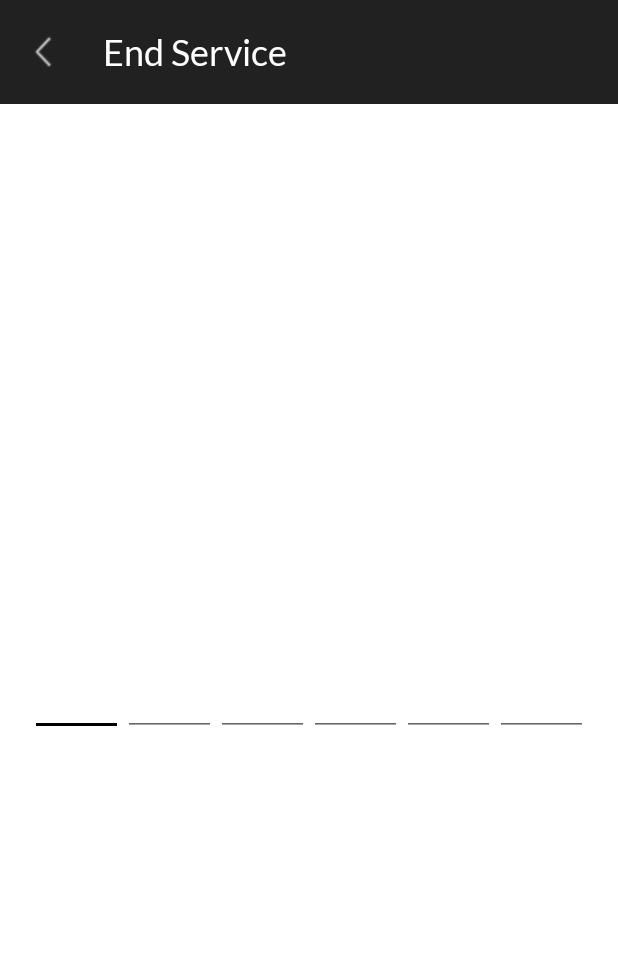
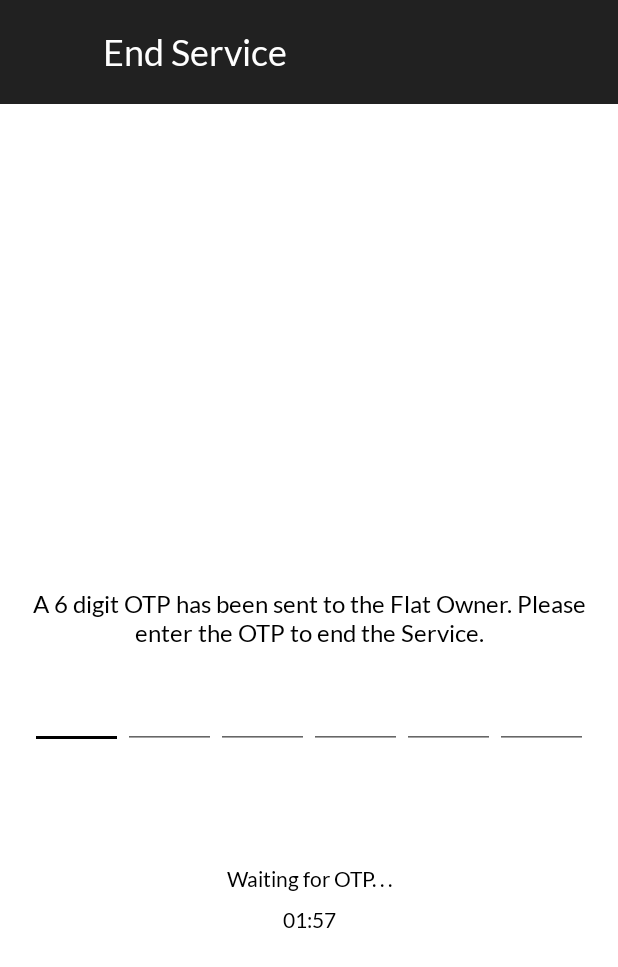
Before and after one commit to RoshanHalwai/NAAdmin, an Android app: the EndService screen opened directly, with no data from a screen before it, on a phone screen of 412 x 824 dp. Shown: the top 967 px of the screen. Run offline under Robolectric (Android 15) with nearby library versions, the phone set to English and light mode, and no system bars; libraries missing offline, so code that uses them is left out: com.wang.avi.

Commit message:
Implemented OTP screen on click of End Service button for Society Services

```diff
--- a/app/build.gradle
+++ b/app/build.gradle
@@ -15,6 +15,10 @@ android {
             minifyEnabled false
             proguardFiles getDefaultProguardFile('proguard-android.txt'), 'proguard-rules.pro'
         }
+    }
+    compileOptions {
+        targetCompatibility 1.8
+        sourceCompatibility 1.8
     }
 }
 
--- a/app/src/main/java/com/kirtanlabs/nammaapartmentssocietyservices/Constants.java
+++ b/app/src/main/java/com/kirtanlabs/nammaapartmentssocietyservices/Constants.java
@@ -6,10 +6,17 @@ import android.graphics.Typeface;
 public class Constants {
 
     /* ------------------------------------------------------------- *
+     * Validation Keys
+     * ------------------------------------------------------------- */
+
+    public static final int OTP_CODE_MAX_LENGTH = 1;
+
+    /* ------------------------------------------------------------- *
      * Request Code
      * ------------------------------------------------------------- */
 
     static final int PLACE_CALL_PERMISSION_REQUEST_CODE = 1;
+    public static final int END_SERVICE_REQUEST_CODE = 2;
 
     /* ------------------------------------------------------------- *
      * Font Types
--- a/app/src/main/java/com/kirtanlabs/nammaapartmentssocietyservices/nammaapartmentssocietyserviceshome/EndService.java
+++ b/app/src/main/java/com/kirtanlabs/nammaapartmentssocietyservices/nammaapartmentssocietyserviceshome/EndService.java
@@ -6,12 +6,19 @@ import android.text.TextWatcher;
 import android.view.View;
 import android.widget.Button;
 import android.widget.EditText;
+import android.widget.TextView;
 
 import com.kirtanlabs.nammaapartmentssocietyservices.BaseActivity;
 import com.kirtanlabs.nammaapartmentssocietyservices.Constants;
 import com.kirtanlabs.nammaapartmentssocietyservices.R;
 
-public class EndService extends BaseActivity {
+import java.util.Locale;
+import java.util.Timer;
+import java.util.TimerTask;
+
+import static com.kirtanlabs.nammaapartmentssocietyservices.Constants.OTP_CODE_MAX_LENGTH;
+
+public class EndService extends BaseActivity implements View.OnClickListener {
 
     /* ------------------------------------------------------------- *
      * Private Members
@@ -24,6 +31,10 @@ public class EndService extends BaseActivity {
     private EditText editFifthOTPDigit;
     private EditText editSixthOTPDigit;
     private Button buttonVerifyOTP;
+    private TextView textWaitingForOTPOrResendOTP;
+    private TextView textTimer;
+    private int RESEND_OTP_SECONDS;
+    private int RESEND_OTP_MINUTE;
 
     /* ------------------------------------------------------------- *
      * Overriding BaseActivity Objects
@@ -43,7 +54,12 @@ public class EndService extends BaseActivity {
     protected void onCreate(Bundle savedInstanceState) {
         super.onCreate(savedInstanceState);
 
+        /* Since we wouldn't want the users to go back to previous screen,
+         * hence hiding the back button from the Title Bar*/
+        hideBackButton();
+
         /*Getting Id's for all the views*/
+        TextView textDescription = findViewById(R.id.textDescription);
         editFirstOTPDigit = findViewById(R.id.editFirstOTPDigit);
         editSecondOTPDigit = findViewById(R.id.editSecondOTPDigit);
         editThirdOTPDigit = findViewById(R.id.editThirdOTPDigit);
@@ -51,8 +67,11 @@ public class EndService extends BaseActivity {
         editFifthOTPDigit = findViewById(R.id.editFifthOTPDigit);
         editSixthOTPDigit = findViewById(R.id.editSixthOTPDigit);
         buttonVerifyOTP = findViewById(R.id.buttonVerifyOTP);
+        textWaitingForOTPOrResendOTP = findViewById(R.id.textWaitingForOTPOrResendOTP);
+        textTimer = findViewById(R.id.textTimer);
 
         /*Setting font for all the views*/
+        textDescription.setTypeface(Constants.setLatoRegularFont(this));
         editFirstOTPDigit.setTypeface(Constants.setLatoRegularFont(this));
         editSecondOTPDigit.setTypeface(Constants.setLatoRegularFont(this));
         editThirdOTPDigit.setTypeface(Constants.setLatoRegularFont(this));
@@ -60,9 +79,45 @@ public class EndService extends BaseActivity {
         editFifthOTPDigit.setTypeface(Constants.setLatoRegularFont(this));
         editSixthOTPDigit.setTypeface(Constants.setLatoRegularFont(this));
         buttonVerifyOTP.setTypeface(Constants.setLatoLightFont(this));
+        textWaitingForOTPOrResendOTP.setTypeface(Constants.setLatoRegularFont(this));
+        textTimer.setTypeface(Constants.setLatoRegularFont(this));
+
+        // To start timer of 120seconds on load of activity.
+        startResendOTPTimer();
 
         /*Setting events for OTP edit text*/
         setEventsForEditText();
+
+        /*Setting onClickListener for view*/
+        buttonVerifyOTP.setOnClickListener(this);
+        textWaitingForOTPOrResendOTP.setOnClickListener(this);
+    }
+
+    /* ------------------------------------------------------------- *
+     * Overriding OnClick Listeners
+     * ------------------------------------------------------------- */
+
+    @Override
+    public void onClick(View v) {
+        switch (v.getId()) {
+            case R.id.buttonVerifyOTP:
+                boolean allFieldsFilled = isAllFieldsFilled(new EditText[]{
+                        editFirstOTPDigit,
+                        editSecondOTPDigit,
+                        editThirdOTPDigit,
+                        editFourthOTPDigit,
+                        editFifthOTPDigit,
+                        editSixthOTPDigit
+                });
+                if (allFieldsFilled) {
+                    setResult(RESULT_OK);
+                    finish();
+                }
+                break;
+            case R.id.textWaitingForOTPOrResendOTP:
+                startResendOTPTimer();
+                break;
+        }
     }
 
     /* ------------------------------------------------------------- *
@@ -81,7 +136,11 @@ public class EndService extends BaseActivity {
 
             @Override
             public void onTextChanged(CharSequence s, int start, int before, int count) {
+                if (count < OTP_CODE_MAX_LENGTH) {
+                    editFirstOTPDigit.requestFocus();
+                } else {
                     editSecondOTPDigit.requestFocus();
+                }
             }
 
             @Override
@@ -98,7 +157,11 @@ public class EndService extends BaseActivity {
 
             @Override
             public void onTextChanged(CharSequence s, int start, int before, int count) {
+                if (count < OTP_CODE_MAX_LENGTH) {
+                    editFirstOTPDigit.requestFocus();
+                } else {
                     editThirdOTPDigit.requestFocus();
+                }
             }
 
             @Override
@@ -115,7 +178,11 @@ public class EndService extends BaseActivity {
 
             @Override
             public void onTextChanged(CharSequence s, int start, int before, int count) {
+                if (count < OTP_CODE_MAX_LENGTH) {
+                    editSecondOTPDigit.requestFocus();
+                } else {
                     editFourthOTPDigit.requestFocus();
+                }
             }
 
             @Override
@@ -132,7 +199,11 @@ public class EndService extends BaseActivity {
 
             @Override
             public void onTextChanged(CharSequence s, int start, int before, int count) {
+                if (count < OTP_CODE_MAX_LENGTH) {
+                    editThirdOTPDigit.requestFocus();
+                } else {
                     editFifthOTPDigit.requestFocus();
+                }
             }
 
             @Override
@@ -149,7 +220,11 @@ public class EndService extends BaseActivity {
 
             @Override
             public void onTextChanged(CharSequence s, int start, int before, int count) {
+                if (count < OTP_CODE_MAX_LENGTH) {
+                    editFourthOTPDigit.requestFocus();
+                } else {
                     editSixthOTPDigit.requestFocus();
+                }
             }
 
             @Override
@@ -166,7 +241,12 @@ public class EndService extends BaseActivity {
 
             @Override
             public void onTextChanged(CharSequence s, int start, int before, int count) {
+                if (count < OTP_CODE_MAX_LENGTH) {
+                    editFifthOTPDigit.requestFocus();
+                    buttonVerifyOTP.setVisibility(View.INVISIBLE);
+                } else {
                     buttonVerifyOTP.setVisibility(View.VISIBLE);
+                }
             }
 
             @Override
@@ -175,4 +255,47 @@ public class EndService extends BaseActivity {
             }
         });
     }
+
+    /**
+     * This method is invoked to start timer again on click of Resend OTP, if the user doesn't receive after 120 seconds
+     */
+    private void startResendOTPTimer() {
+        textWaitingForOTPOrResendOTP.setText(R.string.waiting_for_otp);
+        textTimer.setVisibility(View.VISIBLE);
+        RESEND_OTP_MINUTE = 1;
+        RESEND_OTP_SECONDS = 59;
+        String timer = timeFormatter(RESEND_OTP_MINUTE) + ":" + timeFormatter(RESEND_OTP_SECONDS);
+        textTimer.setText(timer);
+        textTimer.setEnabled(false);
+        textWaitingForOTPOrResendOTP.setEnabled(false);
+        Timer t = new Timer();
+        t.scheduleAtFixedRate(new TimerTask() {
+            @Override
+            public void run() {
+                runOnUiThread(() -> {
+                    RESEND_OTP_SECONDS -= 1;
+                    String timer = timeFormatter(RESEND_OTP_MINUTE) + ":" + timeFormatter(RESEND_OTP_SECONDS);
+                    textTimer.setText(timer);
+                    if (RESEND_OTP_MINUTE == 0 && RESEND_OTP_SECONDS == 0) {
+                        t.cancel();
+
+                        /* User can Resend OTP to owners mobile number*/
+                        textWaitingForOTPOrResendOTP.setText(R.string.resend_otp);
+                        textWaitingForOTPOrResendOTP.setEnabled(true);
+                        textTimer.setEnabled(true);
+                        textTimer.setVisibility(View.INVISIBLE);
+                    } else if (RESEND_OTP_SECONDS == 0) {
+                        timer = timeFormatter(RESEND_OTP_MINUTE) + ":" + timeFormatter(RESEND_OTP_SECONDS);
+                        textTimer.setText(timer);
+                        RESEND_OTP_SECONDS = 60;
+                        RESEND_OTP_MINUTE = RESEND_OTP_MINUTE - 1;
                     }
+                });
+            }
+        }, 0, 1000);
+    }
+
+    private String timeFormatter(int time) {
+        return String.format(Locale.ENGLISH, "%02d", time % 60);
+    }
+}
--- a/app/src/main/res/layout/activity_end_service.xml
+++ b/app/src/main/res/layout/activity_end_service.xml
@@ -16,7 +16,7 @@
         android:layout_marginLeft="20dp"
         android:layout_marginStart="20dp"
         android:gravity="center"
-        android:text=""
+        android:text="@string/enter_otp"
         android:textColor="@android:color/black"
         android:textSize="@dimen/text_view_default_size" />
 
@@ -122,4 +122,29 @@
         android:textSize="@dimen/button_default_size"
         android:visibility="invisible" />
 
+    <TextView
+        android:id="@+id/textWaitingForOTPOrResendOTP"
+        android:layout_width="match_parent"
+        android:layout_height="wrap_content"
+        android:layout_below="@id/buttonVerifyOTP"
+        android:layout_marginEnd="@dimen/button_right_margin"
+        android:layout_marginLeft="@dimen/button_left_margin"
+        android:layout_marginRight="@dimen/button_right_margin"
+        android:layout_marginStart="@dimen/button_left_margin"
+        android:layout_marginTop="@dimen/button_top_margin"
+        android:gravity="center"
+        android:textColor="@color/nmBlack"
+        android:textSize="14sp"
+        android:visibility="visible" />
+
+    <TextView
+        android:id="@+id/textTimer"
+        android:layout_width="match_parent"
+        android:layout_height="wrap_content"
+        android:layout_below="@id/textWaitingForOTPOrResendOTP"
+        android:layout_marginTop="10dp"
+        android:gravity="center"
+        android:textColor="@color/nmBlack"
+        android:textSize="14sp" />
+
 </RelativeLayout>
--- a/app/src/main/res/values/strings.xml
+++ b/app/src/main/res/values/strings.xml
@@ -22,6 +22,8 @@
     <string name="image_society_service_action_taken_on_notification">Image to indicate whether Society Service has Accepted or Rejected notification that they received</string>
 
     <!--End Service Activity-->
-    <string name="please_ask_user_for_otp">Please Ask user to give OTP </string>
+    <string name="enter_otp">A 6 digit OTP has been sent to the Flat Owner. Please enter the OTP to end the Service.</string>
+    <string name="resend_otp">Resend OTP</string>
+    <string name="waiting_for_otp">Waiting for OTP. . .</string>
 
 </resources>
```
Also changed, not shown: app/src/main/java/com/kirtanlabs/nammaapartmentssocietyservices/BaseActivity.java (+22 -0 lines), app/src/main/java/com/kirtanlabs/nammaapartmentssocietyservices/nammaapartmentssocietyserviceshome/Serving.java (+13 -1 lines). Lines whose indentation alone changed are shown as unchanged.
